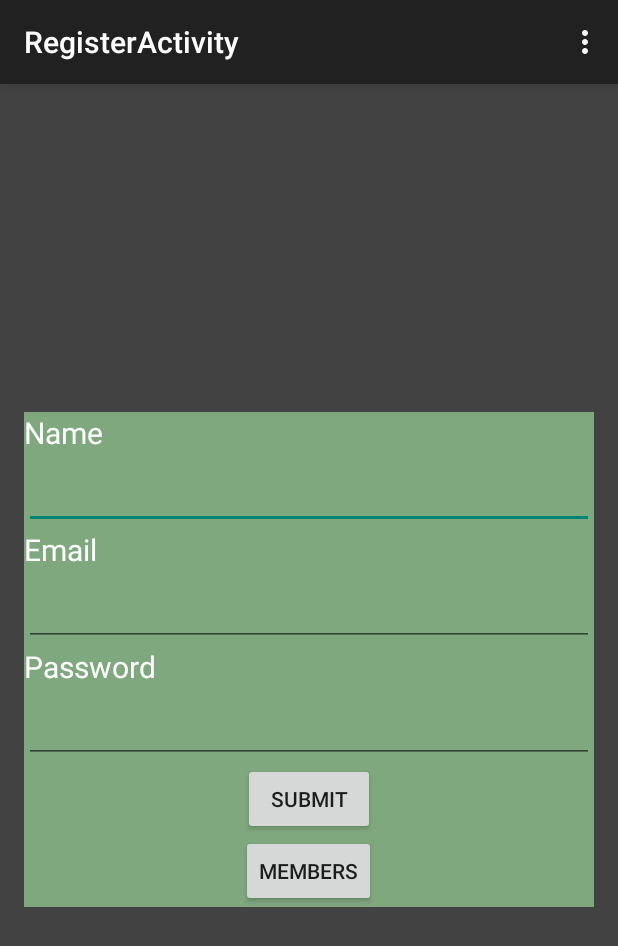
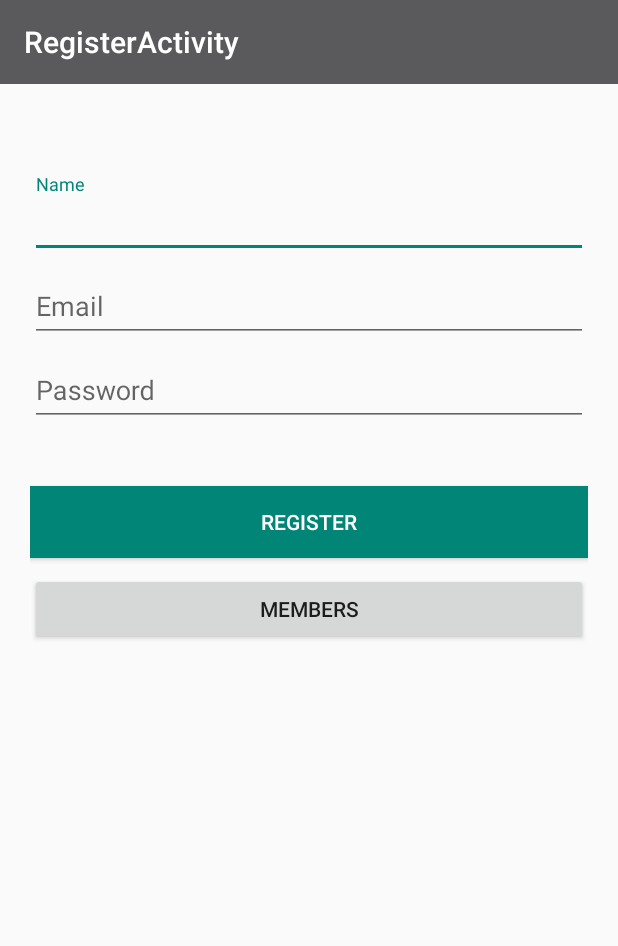
Before and after one commit to divgunsingh/GCMPlay-Android, an Android app: the screen it shows after launch (RegisterActivity), on a phone screen of 412 x 824 dp. Shown: the top 946 px of the screen. Run offline under Robolectric (Android 15) with nearby library versions, the phone set to English and light mode, and no system bars; libraries missing offline, so code that uses them is left out: com.squareup.okhttp; 1 statement that could not run was skipped.

Commit message:
implemented material theme in app

```diff
--- a/Gcmclient/app/src/main/java/com/example/tekvy/gcmclient/RegisterActivity.java
+++ b/Gcmclient/app/src/main/java/com/example/tekvy/gcmclient/RegisterActivity.java
@@ -3,8 +3,9 @@ package com.example.tekvy.gcmclient;
 import android.content.Context;
 import android.content.Intent;
 import android.os.AsyncTask;
-import android.support.v7.app.ActionBarActivity;
 import android.os.Bundle;
+import android.support.v7.app.AppCompatActivity;
+import android.support.v7.widget.Toolbar;
 import android.util.Log;
 import android.view.Menu;
 import android.view.MenuItem;
@@ -27,11 +28,11 @@ import java.io.IOException;
 import java.util.concurrent.atomic.AtomicInteger;
 
 
-public class RegisterActivity extends ActionBarActivity {
+public class RegisterActivity extends AppCompatActivity {
 
     Button submit_button, member_button;
     EditText name_editText,email_editText,password_editText;
-
+    Toolbar toolbar;
     public static final String EXTRA_MESSAGE = "message";
     public static final String PROPERTY_REG_ID = "registration_id";
     private static final String PROPERTY_APP_VERSION = "appVersion";
@@ -63,7 +64,8 @@ public class RegisterActivity extends ActionBarActivity {
           email_editText = (EditText) findViewById(R.id.email);
           password_editText = (EditText) findViewById(R.id.password);
           member_button  = (Button) findViewById(R.id.members);
-
+          toolbar = (Toolbar) findViewById(R.id.toolbar);
+          setSupportActionBar(toolbar);
           client = new OkHttpClient();
 
 
@@ -77,6 +79,7 @@ public class RegisterActivity extends ActionBarActivity {
         } else {
             Log.i(TAG, "No valid Google Play Services APK found.");
         }
+
 
 
         submit_button.setOnClickListener(new View.OnClickListener() {
@@ -230,22 +233,4 @@ public class RegisterActivity extends ActionBarActivity {
         }
         return true;
     }
-
-    @Override
-    public boolean onCreateOptionsMenu(Menu menu) {
-        // Inflate the menu; this adds items to the action bar if it is present.
-        getMenuInflater().inflate(R.menu.menu_register, menu);
-        return true;
-    }
-
-    @Override
-    public boolean onOptionsItemSelected(MenuItem item) {
-
-        int id = item.getItemId();
-        if (id == R.id.action_settings) {
-            return true;
-        }
-
-        return super.onOptionsItemSelected(item);
-    }
 }
--- a/Gcmclient/app/src/main/res/layout/activity_register.xml
+++ b/Gcmclient/app/src/main/res/layout/activity_register.xml
@@ -1,75 +1,74 @@
-<RelativeLayout xmlns:android="http://schemas.android.com/apk/res/android"
-    xmlns:tools="http://schemas.android.com/tools" android:layout_width="match_parent"
-    android:layout_height="match_parent" android:paddingLeft="@dimen/activity_horizontal_margin"
-    android:paddingRight="@dimen/activity_horizontal_margin"
-    android:paddingTop="@dimen/activity_vertical_margin"
-    android:paddingBottom="@dimen/activity_vertical_margin"
-    android:background="@color/background_floating_material_dark"
-    tools:context="com.example.tekvy.gcmclient.RegisterActivity">
+<android.support.design.widget.CoordinatorLayout xmlns:android="http://schemas.android.com/apk/res/android"
+xmlns:app="http://schemas.android.com/apk/res-auto"
+android:layout_width="match_parent"
+android:layout_height="match_parent">
+
+<include layout="@layout/toolbar"/>
 
 <LinearLayout
+    android:layout_width="fill_parent"
+    android:layout_height="match_parent"
+    android:layout_marginTop="?attr/actionBarSize"
     android:orientation="vertical"
+    android:paddingLeft="20dp"
+    android:paddingRight="20dp"
+    android:paddingTop="60dp">
+
+    <android.support.design.widget.TextInputLayout
+        android:id="@+id/input_layout_name"
+        android:layout_width="match_parent"
+        android:layout_height="wrap_content">
+
+        <EditText
+            android:id="@+id/name"
+            android:layout_width="match_parent"
+            android:layout_height="wrap_content"
+            android:singleLine="true"
+            android:hint="Name" />
+    </android.support.design.widget.TextInputLayout>
+
+    <android.support.design.widget.TextInputLayout
+        android:id="@+id/input_layout_email"
+        android:layout_width="match_parent"
+        android:layout_height="wrap_content">
+
+        <EditText
+            android:id="@+id/email"
+            android:layout_width="match_parent"
+            android:layout_height="wrap_content"
+            android:inputType="textEmailAddress"
+            android:hint="Email" />
+    </android.support.design.widget.TextInputLayout>
+
+    <android.support.design.widget.TextInputLayout
+        android:id="@+id/input_layout_password"
+        android:layout_width="match_parent"
+        android:layout_height="wrap_content">
+
+        <EditText
+            android:id="@+id/password"
+            android:layout_width="match_parent"
+            android:layout_height="wrap_content"
+            android:inputType="textPassword"
+            android:hint="Password" />
+    </android.support.design.widget.TextInputLayout>
+
+    <Button android:id="@+id/sumbit"
         android:layout_width="fill_parent"
         android:layout_height="wrap_content"
-        android:gravity="center"
-        android:layout_centerHorizontal="true"
-        android:layout_centerVertical="true"
-        android:layout_alignParentLeft="true"
-        android:background="@color/abc_search_url_text_normal"
+        android:text="Register"
+        android:background="@color/material_deep_teal_500"
+        android:layout_marginTop="40dp"
+        android:textColor="@android:color/white"/>
 
-        android:id="@+id/linear1">
-
-        <TextView
-            android:layout_width="wrap_content"
-            android:layout_height="wrap_content"
-            android:text="Name"
-            android:textSize="20sp"
-            android:textColor="#fff"
-            android:layout_gravity="left"/>
-    <EditText
-        android:layout_width="match_parent"
-        android:layout_height="wrap_content"
-        android:id="@+id/name"
-        android:layout_marginTop="5dp"
-        />
-        <TextView
-            android:layout_width="wrap_content"
-            android:layout_height="wrap_content"
-            android:text="Email"
-            android:textSize="20sp"
-            android:textColor="#fff"
-            android:layout_gravity="left"/>
-        <EditText
-            android:layout_width="match_parent"
-            android:layout_height="wrap_content"
-            android:id="@+id/email"
-            android:layout_marginTop="5dp"
-            />
-        <TextView
-            android:layout_width="wrap_content"
-            android:layout_height="wrap_content"
-            android:text="Password"
-            android:textColor="#fff"
-            android:textSize="20sp"
-            android:layout_gravity="left"/>
-
-        <EditText
-            android:layout_width="match_parent"
-            android:layout_height="wrap_content"
-            android:id="@+id/password"
-            android:layout_marginTop="5dp"
-            />
     <Button
-            android:layout_width="wrap_content"
-            android:layout_height="wrap_content"
-            android:text="Submit"
-            android:id="@+id/sumbit"/>
-        <Button
-            android:layout_width="wrap_content"
+        android:layout_marginTop="10dp"
+        android:layout_width="fill_parent"
         android:layout_height="wrap_content"
         android:text="Members"
         android:id="@+id/members"/>
 
 
 </LinearLayout>
-</RelativeLayout>
+
+</android.support.design.widget.CoordinatorLayout>
--- /dev/null
+++ b/Gcmclient/app/src/main/res/layout/toolbar.xml
@@ -0,0 +1,22 @@
+<?xml version="1.0" encoding="utf-8"?>
+<LinearLayout xmlns:android="http://schemas.android.com/apk/res/android"
+    xmlns:app="http://schemas.android.com/apk/res-auto"
+    android:orientation="vertical"
+    android:layout_width="match_parent"
+    android:layout_height="wrap_content">
+
+    <android.support.design.widget.AppBarLayout
+        android:layout_width="match_parent"
+        android:layout_height="wrap_content"
+        android:theme="@style/ThemeOverlay.AppCompat.Dark.ActionBar">
+
+        <android.support.v7.widget.Toolbar
+            android:id="@+id/toolbar"
+            android:layout_width="match_parent"
+            android:layout_height="?attr/actionBarSize"
+            android:background="@color/button_material_dark"
+            app:layout_scrollFlags="scroll|enterAlways"
+            app:popupTheme="@style/ThemeOverlay.AppCompat.Dark" />
+    </android.support.design.widget.AppBarLayout>
+
+</LinearLayout>
--- a/Gcmclient/app/src/main/res/values/styles.xml
+++ b/Gcmclient/app/src/main/res/values/styles.xml
@@ -1,7 +1,7 @@
 <resources>
 
     <!-- Base application theme. -->
-    <style name="AppTheme" parent="Theme.AppCompat.Light.DarkActionBar">
+    <style name="AppTheme" parent="Theme.AppCompat.Light.NoActionBar">
         <!-- Customize your theme here. -->
     </style>
 
```
Also changed, not shown: Gcmclient/app/build.gradle (+5 -4 lines), Gcmclient/app/src/main/java/com/example/tekvy/gcmclient/MemberListActivity.java (+6 -2 lines), Gcmclient/app/src/main/java/com/example/tekvy/gcmclient/SendMessageActivity.java (+7 -1 lines), Gcmclient/app/src/main/java/com/example/tekvy/gcmclient/gcm/GcmIntentService.java (+1 -9 lines), Gcmclient/app/src/main/res/layout/activity_member_list.xml (+10 -9 lines), Gcmclient/app/src/main/res/layout/activity_send_message.xml (+22 -29 lines), 2 other files. Lines whose indentation alone changed are shown as unchanged.
